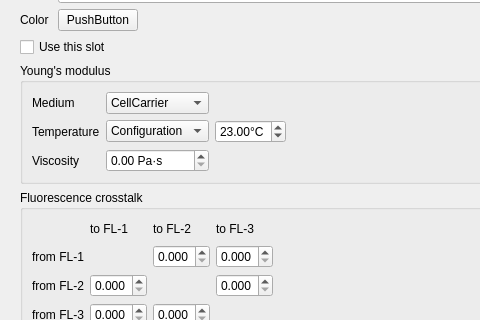
Before: the Qt Designer form shapeout2/gui/analysis/ana_slot.ui in ZELLMECHANIK-DRESDEN/ShapeOut2, drawn with Qt 5; both pictures show x 0 to 480 and y 95 to 415 of the 701 by 676 pixel window.
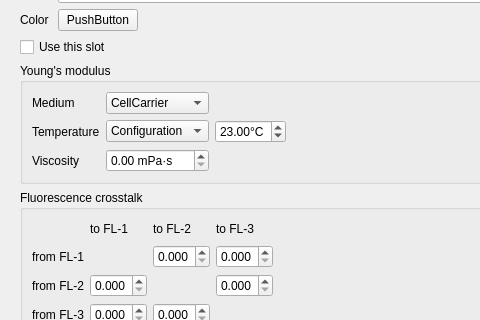
After: the same form once the commit is applied. Icons and pictures are not drawn. Custom widgets are drawn as their Qt base class.

Diff of the .ui file:
```diff
--- a/shapeout2/gui/analysis/ana_slot.ui
+++ b/shapeout2/gui/analysis/ana_slot.ui
@@ -219,7 +219,7 @@
            <bool>false</bool>
           </property>
           <property name="suffix">
-           <string> Pa·s</string>
+           <string> mPa·s</string>
           </property>
          </widget>
         </item>
```
